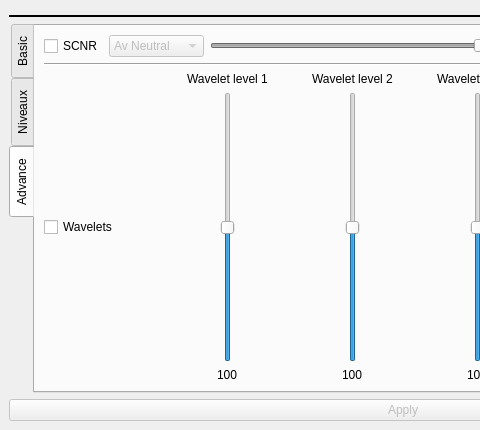
The window that alsui.ui (gehelem/als) describes before a commit, drawn with Qt 5; both pictures show x 0 to 480 and y 366 to 796 of the 806 by 796 pixel window.
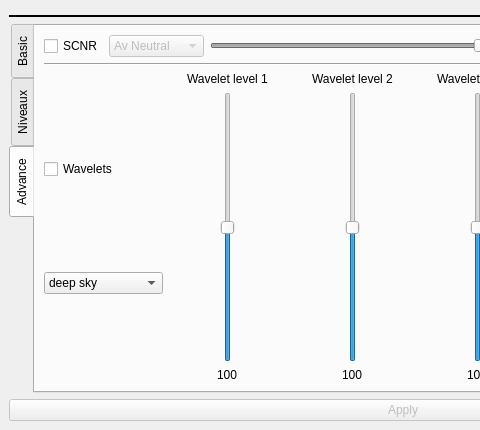
The same window after the commit. Icons and pictures are not drawn.

Commit message: Added support for deep sky oriented wavelets

The edit to the form file:
```diff
--- a/alsui.ui
+++ b/alsui.ui
@@ -1044,11 +1044,38 @@
         <item>
          <layout class="QHBoxLayout" name="horizontalLayout_15">
           <item>
+           <layout class="QVBoxLayout" name="verticalLayout_10">
+            <item>
            <widget class="QCheckBox" name="cbWavelets">
             <property name="text">
              <string>Wavelets</string>
             </property>
            </widget>
+            </item>
+            <item>
+             <widget class="QComboBox" name="cBoxWaveType">
+              <property name="editable">
+               <bool>false</bool>
+              </property>
+              <property name="currentText">
+               <string>deep sky</string>
+              </property>
+              <property name="maxVisibleItems">
+               <number>2</number>
+              </property>
+              <item>
+               <property name="text">
+                <string>deep sky</string>
+               </property>
+              </item>
+              <item>
+               <property name="text">
+                <string>planetary</string>
+               </property>
+              </item>
+             </widget>
+            </item>
+           </layout>
           </item>
           <item>
            <layout class="QVBoxLayout" name="verticalLayout_2">
```
Lines whose indentation alone changed are shown as unchanged. The commit also changes 4 other files.
